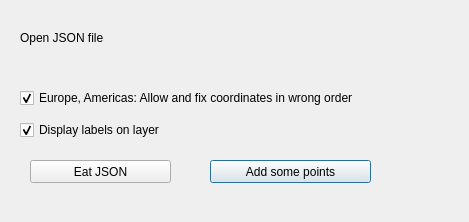
Qt form json_eater_dialog_base.ui (PeterBrodersen/JSONEater) before a commit.
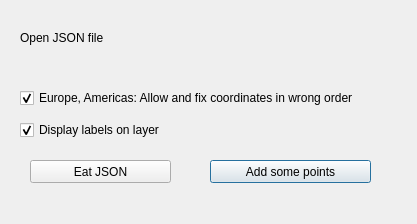
The same form after that commit. Custom widgets are drawn as their Qt base class.

Commit message: Method node, bugfix for non-cleared list

Diff of the .ui file:
```diff
--- a/json_eater_dialog_base.ui
+++ b/json_eater_dialog_base.ui
@@ -6,8 +6,8 @@
    <rect>
     <x>0</x>
     <y>0</y>
-    <width>469</width>
-    <height>222</height>
+    <width>417</width>
+    <height>224</height>
    </rect>
   </property>
   <property name="windowTitle">
```
The commit also changes 1 other file.
